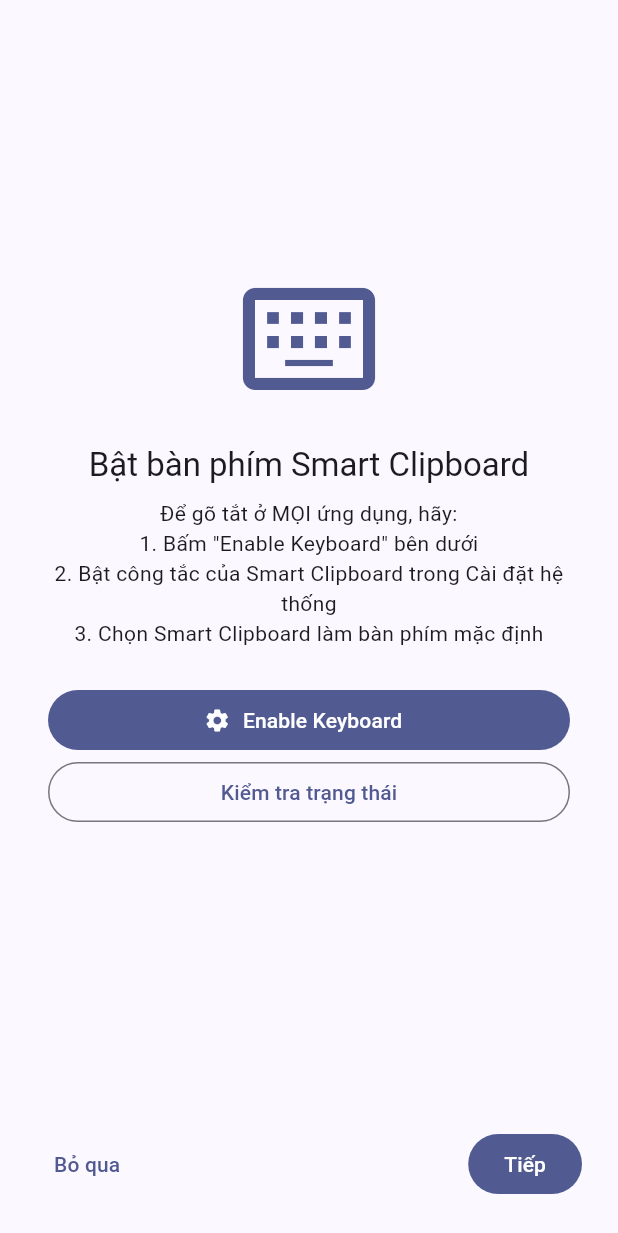
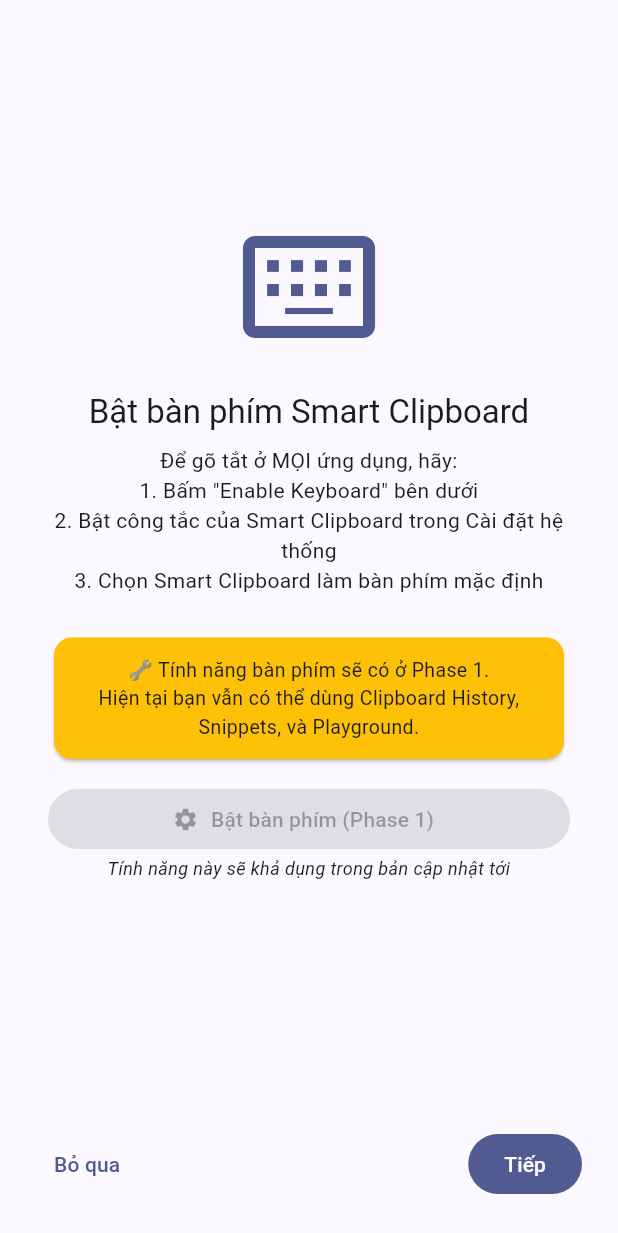
Before and after one commit to hoangsoft90/SmartClipboard, a Flutter app: the screen it shows after launch, swiped to page 2, on a phone screen of 412 x 824 dp. Shown: the top 1233 px of the screen. Run offline on Flutter 3.47's test engine with Material 3 defaults, Android fonts, the phone set to English and light mode, and no system bars; our stand-ins replace flutter_riverpod, local_auth, sqflite; missing offline and left inert: encrypt, receive_sharing_intent; accounts and stored records are empty.

Commit message:
fix(ui): keyboard button UX — show Phase 1 message instead of no-op button
NativeBridge.openKeyboardSettings() is a Phase 0 stub (no Kotlin IME).
User pressed button → nothing happened → confusing.

- Onboarding keyboard page: disabled button + amber card explaining Phase 1
- Home screen banner: show "Sắp ra mắt" subtitle, tap dismisses instead of
  calling non-existent native settings

🤖 Generated with Codebuff
Co-Authored-By: Codebuff <noreply@codebuff.com>

```diff
--- a/lib/screens/home_screen.dart
+++ b/lib/screens/home_screen.dart
@@ -191,18 +191,19 @@ class _KeyboardEnableBanner extends ConsumerWidget {
               color: Theme.of(context).colorScheme.secondaryContainer,
               child: SafeArea(
                 bottom: false,
-                child: ListTile(
+                child:                  ListTile(
                     dense: true,
                     leading: const Icon(Icons.keyboard),
                     title: const Text(
                         'Bật bàn phím Smart Clipboard để gõ tắt mọi nơi',
                         style: TextStyle(fontSize: 13)),
+                    subtitle: const Text('Sắp ra mắt ở Phase 1',
+                        style: TextStyle(fontSize: 11)),
                     trailing: IconButton(
                       icon: const Icon(Icons.close, size: 18),
                       onPressed: onDismiss,
                     ),
-                  onTap: () =>
-                      ref.read(nativeBridgeProvider).openKeyboardSettings(),
+                    onTap: onDismiss, // Dismiss vì Phase 1 chưa có
                   ),
               ),
             ),
--- a/lib/screens/onboarding/onboarding_screen.dart
+++ b/lib/screens/onboarding/onboarding_screen.dart
@@ -177,22 +177,28 @@ class _KeyboardPageState extends ConsumerState<_KeyboardPage> {
             textAlign: TextAlign.center,
           ),
           const SizedBox(height: 24),
+          const Card(
+            color: Colors.amber,
+            child: Padding(
+              padding: EdgeInsets.all(12),
+              child: Text(
+                '🔧 Tính năng bàn phím sẽ có ở Phase 1.\n'
+                'Hiện tại bạn vẫn có thể dùng Clipboard History, '
+                'Snippets, và Playground.',
+                textAlign: TextAlign.center,
+                style: TextStyle(fontSize: 13),
+              ),
+            ),
+          ),
+          const SizedBox(height: 12),
           FilledButton.icon(
-            onPressed: () async {
-              await ref.read(nativeBridgeProvider).openKeyboardSettings();
-              await _checkStatus();
-            },
+            onPressed: null, // Disabled — Phase 1 feature
             icon: const Icon(Icons.settings),
-            label: const Text('Enable Keyboard'),
+            label: const Text('Bật bàn phím (Phase 1)'),
           ),
-          OutlinedButton(
-            onPressed: _checkStatus,
-            child: Text(_enabled == null
-                ? 'Kiểm tra trạng thái'
-                : (_enabled!
-                    ? '✅ Đã bật bàn phím'
-                    : '⏳ Chưa bật — bạn có thể bật sau')),
-          ),
+          const Text('Tính năng này sẽ khả dụng trong bản cập nhật tới',
+              textAlign: TextAlign.center,
+              style: TextStyle(fontSize: 12, fontStyle: FontStyle.italic)),
         ],
       ),
     );
```
Lines whose indentation alone changed are shown as unchanged.
